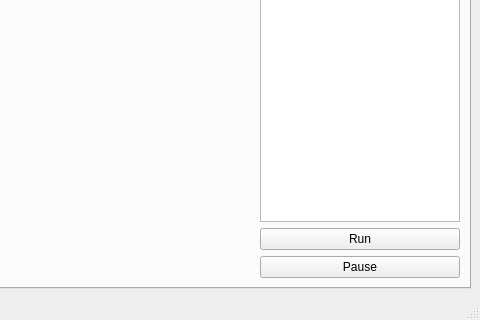
This is pygmin/gui/MainWindow.ui in pele-python/pele as Qt 5 draws it before an edit; both pictures show x 359 to 839 and y 303 to 623 of the 839 by 623 pixel window. The edited form follows.
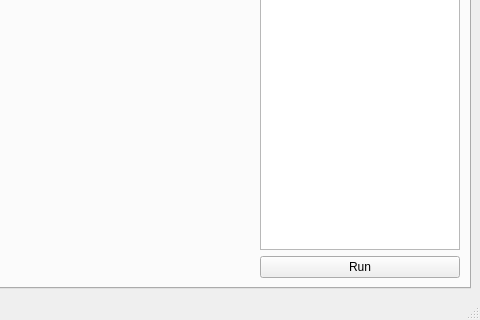
This is the edited form. The open tabs and pages were chosen to show the change. Custom widgets are drawn as their Qt base class.

Patch:
```diff
--- a/pygmin/gui/MainWindow.ui
+++ b/pygmin/gui/MainWindow.ui
@@ -71,13 +71,6 @@
               </property>
              </widget>
             </item>
-            <item>
-             <widget class="QPushButton" name="btnPause">
-              <property name="text">
-               <string>Pause</string>
-              </property>
-             </widget>
-            </item>
            </layout>
           </item>
          </layout>
```
Left out of the diff: 32 changed lines with no effect on the pictures.
